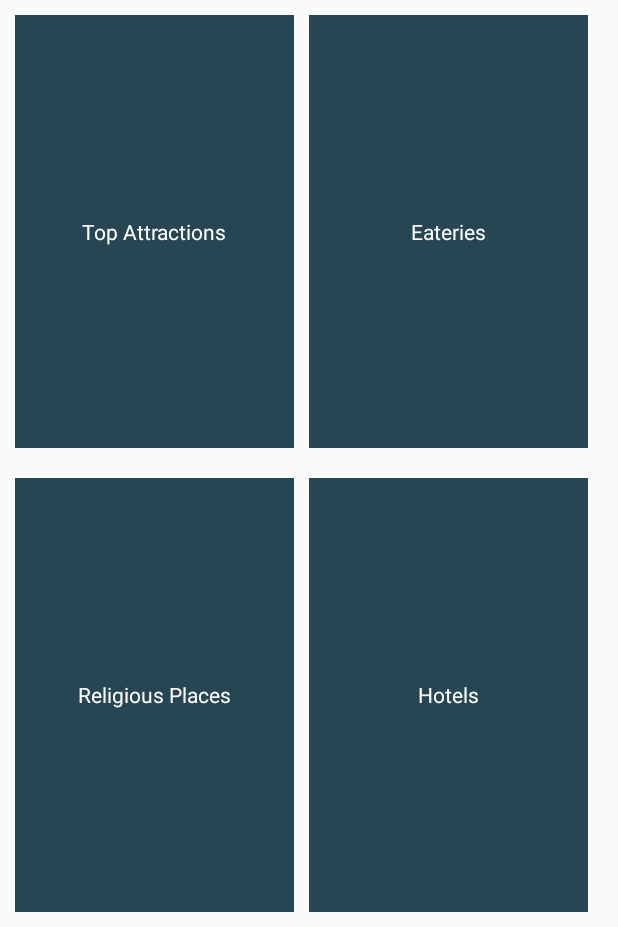
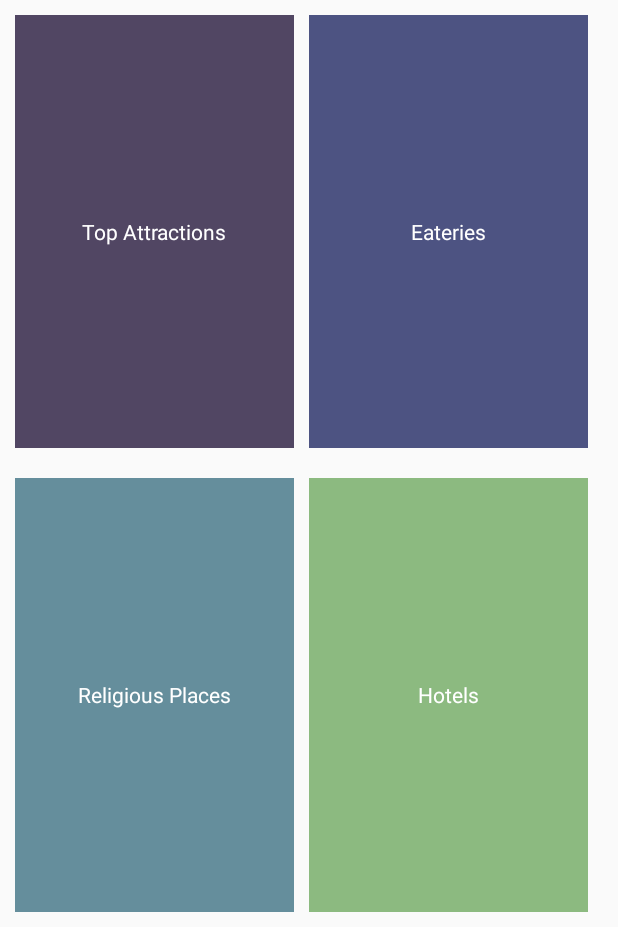
Before and after one commit to kanupriya-ishu/android_projects, an Android app: the screen it shows after launch (MainActivity), on a phone screen of 412 x 824 dp, the part 309-1236 px from its top. Run offline under Robolectric (Android 15) with nearby library versions, the phone set to English and light mode, and no system bars.

Commit message:
Added background colors

```diff
--- a/TourGuide/app/src/main/res/layout/activity_main.xml
+++ b/TourGuide/app/src/main/res/layout/activity_main.xml
@@ -54,7 +54,7 @@
                 android:layout_height="fill_parent"
                 android:layout_weight="1"
                 android:layout_marginRight="10dp"
-                android:background="#264653"
+                android:background="#514663"
                 android:textColor="#ffffff"
                 android:paddingTop="5dp"
                 android:paddingBottom="5dp"
@@ -66,7 +66,7 @@
                 android:layout_height="fill_parent"
                 android:layout_weight="1"
                 android:layout_marginRight="10dp"
-                android:background="#264653"
+                android:background="#4D5382"
                 android:textColor="#ffffff"
                 android:paddingTop="5dp"
                 android:paddingBottom="5dp"
@@ -90,7 +90,7 @@
                 android:layout_height="fill_parent"
                 android:layout_weight="1"
                 android:layout_marginRight="10dp"
-                android:background="#264653"
+                android:background="#658E9C"
                 android:textColor="#ffffff"
                 android:paddingTop="5dp"
                 android:paddingBottom="5dp"
@@ -103,7 +103,7 @@
                 android:layout_height="fill_parent"
                 android:layout_weight="1"
                 android:layout_marginRight="10dp"
-                android:background="#264653"
+                android:background="#8CBA80"
                 android:textColor="#ffffff"
                 android:paddingTop="5dp"
                 android:paddingBottom="5dp"
```
